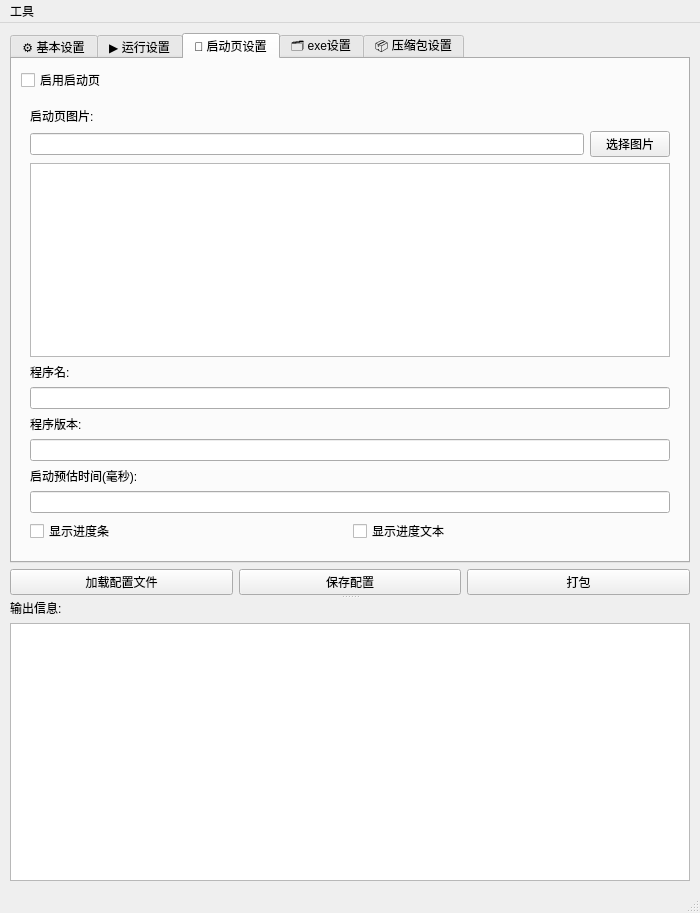
xjw580/JarPackager, file packager/ui/jarpackager.ui: the form before one commit.
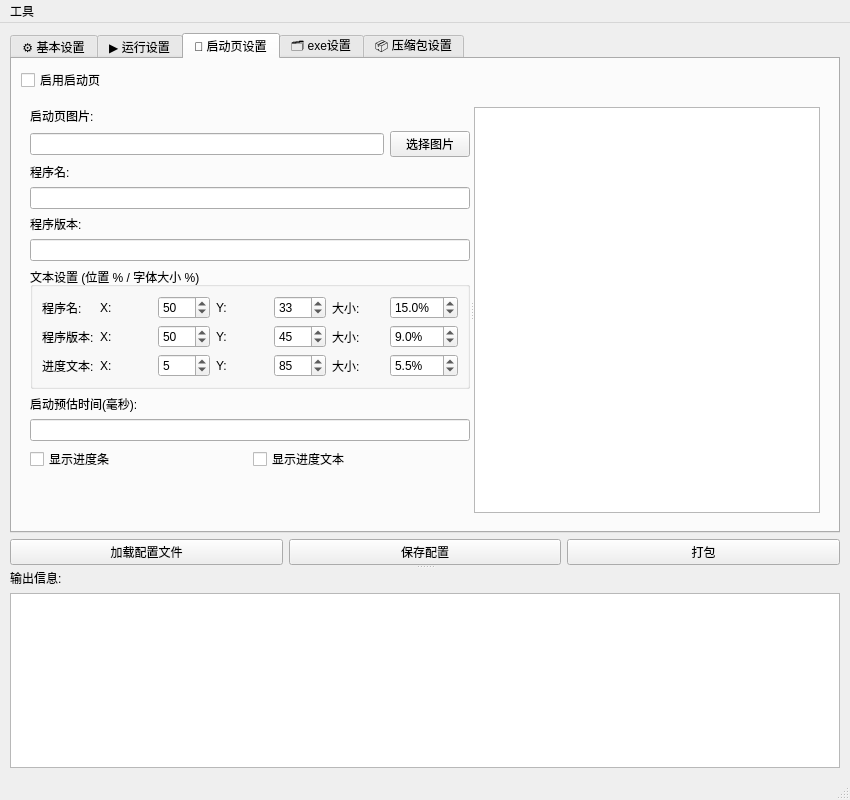
The form after the commit. The open tabs and pages were chosen to show the change.

What changed in the file:
```diff
--- a/packager/ui/jarpackager.ui
+++ b/packager/ui/jarpackager.ui
@@ -6,8 +6,8 @@
    <rect>
     <x>0</x>
     <y>0</y>
-    <width>700</width>
-    <height>913</height>
+    <width>850</width>
+    <height>800</height>
    </rect>
   </property>
   <property name="minimumSize">
@@ -416,6 +416,31 @@
                    <number>9</number>
                   </property>
                   <item>
+                   <widget class="QSplitter" name="splashSplitter">
+                    <property name="orientation">
+                     <enum>Qt::Orientation::Horizontal</enum>
+                    </property>
+                    <widget class="QWidget" name="splashSettingsContainer" native="true">
+                     <property name="maximumSize">
+                      <size>
+                       <width>500</width>
+                       <height>16777215</height>
+                      </size>
+                     </property>
+                     <layout class="QVBoxLayout" name="splashSettingsLayout">
+                      <property name="leftMargin">
+                       <number>0</number>
+                      </property>
+                      <property name="topMargin">
+                       <number>0</number>
+                      </property>
+                      <property name="rightMargin">
+                       <number>0</number>
+                      </property>
+                      <property name="bottomMargin">
+                       <number>0</number>
+                      </property>
+                      <item>
                    <widget class="QLabel" name="splashImageLabel">
                     <property name="text">
                      <string>启动页图片:</string>
@@ -456,9 +481,6 @@
                     </layout>
                    </widget>
                   </item>
-                  <item>
-                   <widget class="QGraphicsView" name="splashView"/>
-                  </item>
                   <item>
                    <widget class="QLabel" name="splashNameLabel">
                     <property name="text">
@@ -479,6 +501,234 @@
                   <item>
                    <widget class="QLineEdit" name="splashVersionEdit"/>
                   </item>
+                      <item>
+                       <widget class="QGroupBox" name="textPositionGroupBox">
+                        <property name="title">
+                         <string>文本设置 (位置 % / 字体大小 %)</string>
+                        </property>
+                        <layout class="QGridLayout" name="textPositionLayout">
+                         <item row="0" column="0">
+                          <widget class="QLabel" name="titlePosLabel">
+                           <property name="text">
+                            <string>程序名:</string>
+                           </property>
+                          </widget>
+                         </item>
+                         <item row="0" column="1">
+                          <widget class="QLabel" name="titlePosXLabel">
+                           <property name="text">
+                            <string>X:</string>
+                           </property>
+                          </widget>
+                         </item>
+                         <item row="0" column="2">
+                          <widget class="QSpinBox" name="titlePosXSpinBox">
+                           <property name="minimum">
+                            <number>0</number>
+                           </property>
+                           <property name="maximum">
+                            <number>100</number>
+                           </property>
+                           <property name="value">
+                            <number>50</number>
+                           </property>
+                          </widget>
+                         </item>
+                         <item row="0" column="3">
+                          <widget class="QLabel" name="titlePosYLabel">
+                           <property name="text">
+                            <string>Y:</string>
+                           </property>
+                          </widget>
+                         </item>
+                         <item row="0" column="4">
+                          <widget class="QSpinBox" name="titlePosYSpinBox">
+                           <property name="minimum">
+                            <number>0</number>
+                           </property>
+                           <property name="maximum">
+                            <number>100</number>
+                           </property>
+                           <property name="value">
+                            <number>33</number>
+                           </property>
+                          </widget>
+                         </item>
+                         <item row="0" column="5">
+                          <widget class="QLabel" name="titleFontSizeLabel">
+                           <property name="text">
+                            <string>大小:</string>
+                           </property>
+                          </widget>
+                         </item>
+                         <item row="0" column="6">
+                          <widget class="QDoubleSpinBox" name="titleFontSizeSpinBox">
+                           <property name="suffix">
+                            <string>%</string>
+                           </property>
+                           <property name="decimals">
+                            <number>1</number>
+                           </property>
+                           <property name="maximum">
+                            <double>100.000000000000000</double>
+                           </property>
+                           <property name="singleStep">
+                            <double>0.500000000000000</double>
+                           </property>
+                           <property name="value">
+                            <double>15.000000000000000</double>
+                           </property>
+                          </widget>
+                         </item>
+                         <item row="1" column="0">
+                          <widget class="QLabel" name="versionPosLabel">
+                           <property name="text">
+                            <string>程序版本:</string>
+                           </property>
+                          </widget>
+                         </item>
+                         <item row="1" column="1">
+                          <widget class="QLabel" name="versionPosXLabel">
+                           <property name="text">
+                            <string>X:</string>
+                           </property>
+                          </widget>
+                         </item>
+                         <item row="1" column="2">
+                          <widget class="QSpinBox" name="versionPosXSpinBox">
+                           <property name="minimum">
+                            <number>0</number>
+                           </property>
+                           <property name="maximum">
+                            <number>100</number>
+                           </property>
+                           <property name="value">
+                            <number>50</number>
+                           </property>
+                          </widget>
+                         </item>
+                         <item row="1" column="3">
+                          <widget class="QLabel" name="versionPosYLabel">
+                           <property name="text">
+                            <string>Y:</string>
+                           </property>
+                          </widget>
+                         </item>
+                         <item row="1" column="4">
+                          <widget class="QSpinBox" name="versionPosYSpinBox">
+                           <property name="minimum">
+                            <number>0</number>
+                           </property>
+                           <property name="maximum">
+                            <number>100</number>
+                           </property>
+                           <property name="value">
+                            <number>45</number>
+                           </property>
+                          </widget>
+                         </item>
+                         <item row="1" column="5">
+                          <widget class="QLabel" name="versionFontSizeLabel">
+                           <property name="text">
+                            <string>大小:</string>
+                           </property>
+                          </widget>
+                         </item>
+                         <item row="1" column="6">
+                          <widget class="QDoubleSpinBox" name="versionFontSizeSpinBox">
+                           <property name="suffix">
+                            <string>%</string>
+                           </property>
+                           <property name="decimals">
+                            <number>1</number>
+                           </property>
+                           <property name="maximum">
+                            <double>100.000000000000000</double>
+                           </property>
+                           <property name="singleStep">
+                            <double>0.500000000000000</double>
+                           </property>
+                           <property name="value">
+                            <double>9.000000000000000</double>
+                           </property>
+                          </widget>
+                         </item>
+                         <item row="2" column="0">
+                          <widget class="QLabel" name="statusPosLabel">
+                           <property name="text">
+                            <string>进度文本:</string>
+                           </property>
+                          </widget>
+                         </item>
+                         <item row="2" column="1">
+                          <widget class="QLabel" name="statusPosXLabel">
+                           <property name="text">
+                            <string>X:</string>
+                           </property>
+                          </widget>
+                         </item>
+                         <item row="2" column="2">
+                          <widget class="QSpinBox" name="statusPosXSpinBox">
+                           <property name="minimum">
+                            <number>0</number>
+                           </property>
+                           <property name="maximum">
+                            <number>100</number>
+                           </property>
+                           <property name="value">
+                            <number>5</number>
+                           </property>
+                          </widget>
+                         </item>
+                         <item row="2" column="3">
+                          <widget class="QLabel" name="statusPosYLabel">
+                           <property name="text">
+                            <string>Y:</string>
+                           </property>
+                          </widget>
+                         </item>
+                         <item row="2" column="4">
+                          <widget class="QSpinBox" name="statusPosYSpinBox">
+                           <property name="minimum">
+                            <number>0</number>
+                           </property>
+                           <property name="maximum">
+                            <number>100</number>
+                           </property>
+                           <property name="value">
+                            <number>85</number>
+                           </property>
+                          </widget>
+                         </item>
+                         <item row="2" column="5">
+                          <widget class="QLabel" name="statusFontSizeLabel">
+                           <property name="text">
+                            <string>大小:</string>
+                           </property>
+                          </widget>
+                         </item>
+                         <item row="2" column="6">
+                          <widget class="QDoubleSpinBox" name="statusFontSizeSpinBox">
+                           <property name="suffix">
+                            <string>%</string>
+                           </property>
+                           <property name="decimals">
+                            <number>1</number>
+                           </property>
+                           <property name="maximum">
+                            <double>100.000000000000000</double>
+                           </property>
+                           <property name="singleStep">
+                            <double>0.500000000000000</double>
+                           </property>
+                           <property name="value">
+                            <double>5.500000000000000</double>
+                           </property>
+                          </widget>
+                         </item>
+                        </layout>
+                       </widget>
+                      </item>
                   <item>
                    <widget class="QLabel" name="launchTimeLabel">
                     <property name="text">
@@ -490,7 +740,7 @@
                    <widget class="QLineEdit" name="launchTimeEdit"/>
                   </item>
                   <item>
-                   <layout class="QHBoxLayout" name="splashImageLayout">
+                       <layout class="QHBoxLayout" name="splashProgressLayout">
                    <property name="leftMargin">
                     <number>0</number>
                    </property>
@@ -519,6 +769,24 @@
                     </item>
                    </layout>
                   </item>
+                      <item>
+                       <spacer name="verticalSpacer">
+                        <property name="orientation">
+                         <enum>Qt::Orientation::Vertical</enum>
+                        </property>
+                        <property name="sizeHint" stdset="0">
+                         <size>
+                          <width>20</width>
+                          <height>40</height>
+                         </size>
+                        </property>
+                       </spacer>
+                      </item>
+                     </layout>
+                    </widget>
+                    <widget class="QGraphicsView" name="splashView"/>
+                   </widget>
+                  </item>
                  </layout>
                 </widget>
                </item>
@@ -932,7 +1200,7 @@
     <rect>
      <x>0</x>
      <y>0</y>
-     <width>700</width>
+     <width>850</width>
      <height>33</height>
     </rect>
    </property>
```
Lines whose indentation alone changed are shown as unchanged.
